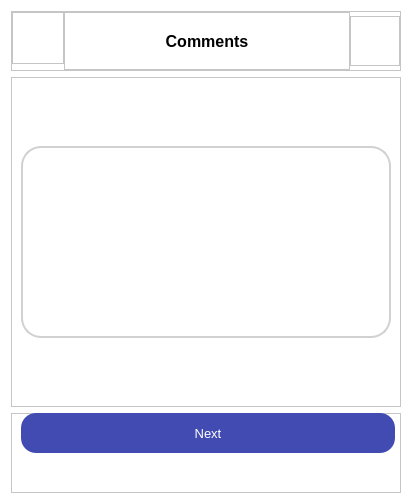
Old version of the form layouts/add_device4.ui in the repository fedulovs/InventoryUI.
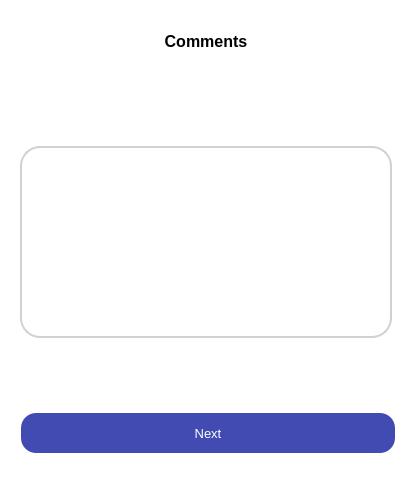
New version of the form.

Commit message: Fix add_device screens

```diff
--- a/layouts/add_device4.ui
+++ b/layouts/add_device4.ui
@@ -14,7 +14,7 @@
             <string>Dialog</string>
         </property>
         <property name="styleSheet">
-            <string notr="true">background-color: white</string>
+   <string notr="true">background-color: white; border: none; color: black;</string>
         </property>
         <layout class="QVBoxLayout" name="verticalLayout">
             <item>
@@ -178,7 +178,6 @@
                                             <property name="font">
                                                 <font>
                                                     <pointsize>12</pointsize>
-                                                    <weight>75</weight>
                                                     <bold>true</bold>
                                                 </font>
                                             </property>
```
Lines whose indentation alone changed are shown as unchanged. The commit also changes 7 other files.
